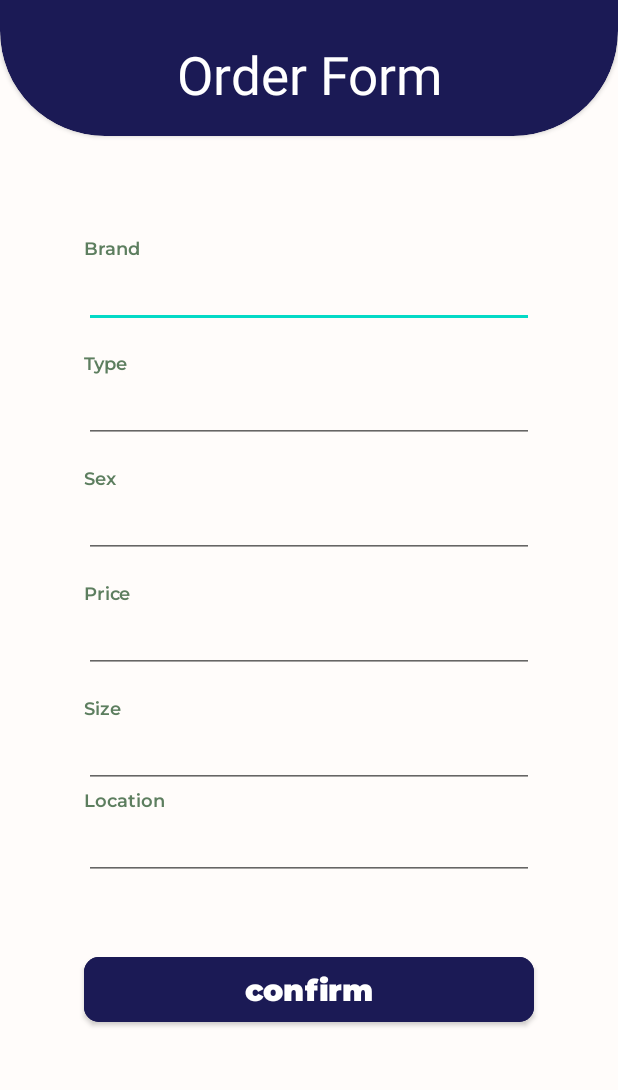
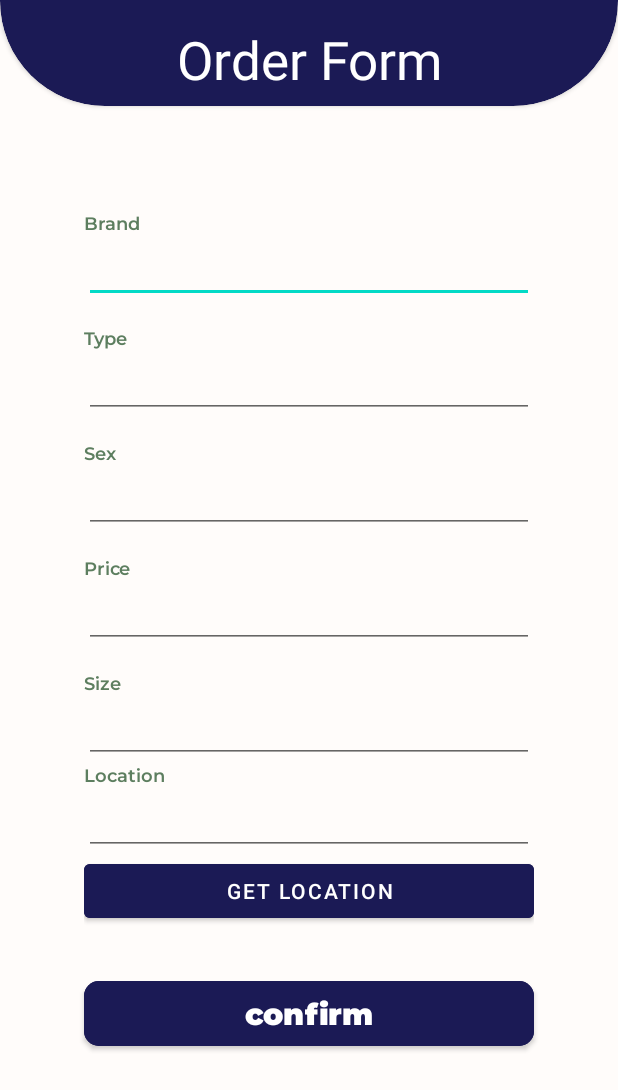
Before and after one commit to Rentzzy/Project152, an Android app: the FormData screen opened directly, with no data from a screen before it, on a phone screen of 412 x 824 dp. Shown: the top 1090 px of the screen. Run offline under Robolectric (Android 15) with nearby library versions, the light colour scheme and no system bars; Roboto replaces fonts that are not available here.

Commit message:
punya ugo 2

```diff
--- a/app/build.gradle.kts
+++ b/app/build.gradle.kts
@@ -46,7 +46,7 @@ dependencies {
 //    implementation(libs.androidx.swiperefreshlayout)
     implementation(libs.android.gif.drawable)
     implementation(libs.firebase.auth)
-//    implementation(libs.google.firebase.database)
+    //implementation(libs.google.firebase.database)
     implementation(libs.firebase.analytics)
     implementation(libs.google.services)
     implementation(libs.play.services.location)
--- a/app/src/main/java/com/example/project152/dataCart.kt
+++ b/app/src/main/java/com/example/project152/dataCart.kt
@@ -7,5 +7,5 @@ class dataCart (
     var sex: String,
     var price: String,
     var size: String,
-//    var location: String // New property for location
+    var location: String // New property for location
 )
--- a/app/src/main/res/layout/activity_form_data.xml
+++ b/app/src/main/res/layout/activity_form_data.xml
@@ -9,7 +9,7 @@
 
     <androidx.cardview.widget.CardView
         android:layout_width="match_parent"
-        android:layout_height="180dp"
+        android:layout_height="160dp"
         android:layout_marginTop="-90dp"
         android:backgroundTint="#1B1A55"
         app:cardCornerRadius="70dp"
@@ -21,7 +21,7 @@
             android:id="@+id/textView18"
             android:layout_width="match_parent"
             android:layout_height="wrap_content"
-            android:layout_marginTop="115dp"
+            android:layout_marginTop="105dp"
             android:fontFamily="@font/baloo_bhaijaan"
             android:text="Order Form"
             android:textAlignment="center"
@@ -41,6 +41,7 @@
         app:layout_constraintTop_toTopOf="parent">
 
         <LinearLayout
+            android:id="@+id/form_order"
             android:layout_width="match_parent"
             android:layout_height="match_parent"
             android:layout_marginStart="50dp"
@@ -132,11 +133,17 @@
             <EditText
                 android:id="@+id/psnLocation"
                 android:layout_width="match_parent"
+                android:layout_height="wrap_content" />
+
+            <!-- Button to get Location -->
+            <Button
+                android:id="@+id/btnLocation"
+                android:layout_width="match_parent"
                 android:layout_height="wrap_content"
-                android:layout_marginBottom="15dp"
-                android:focusable="false"
-                android:clickable="false">
-            </EditText>
+                android:text="Get Location"
+                android:backgroundTint="#1B1A55"
+                android:textColor="#FFFFFF" />
+
 
         </LinearLayout>
 
```
Also changed, not shown: app/src/main/java/com/example/project152/Cart.kt (+2 -89 lines), app/src/main/java/com/example/project152/FormData.kt (+69 -6 lines), app/src/main/java/com/example/project152/SQLiteHelper.kt (+12 -8 lines), app/src/main/res/drawable/sneakers1.jpg (added).
